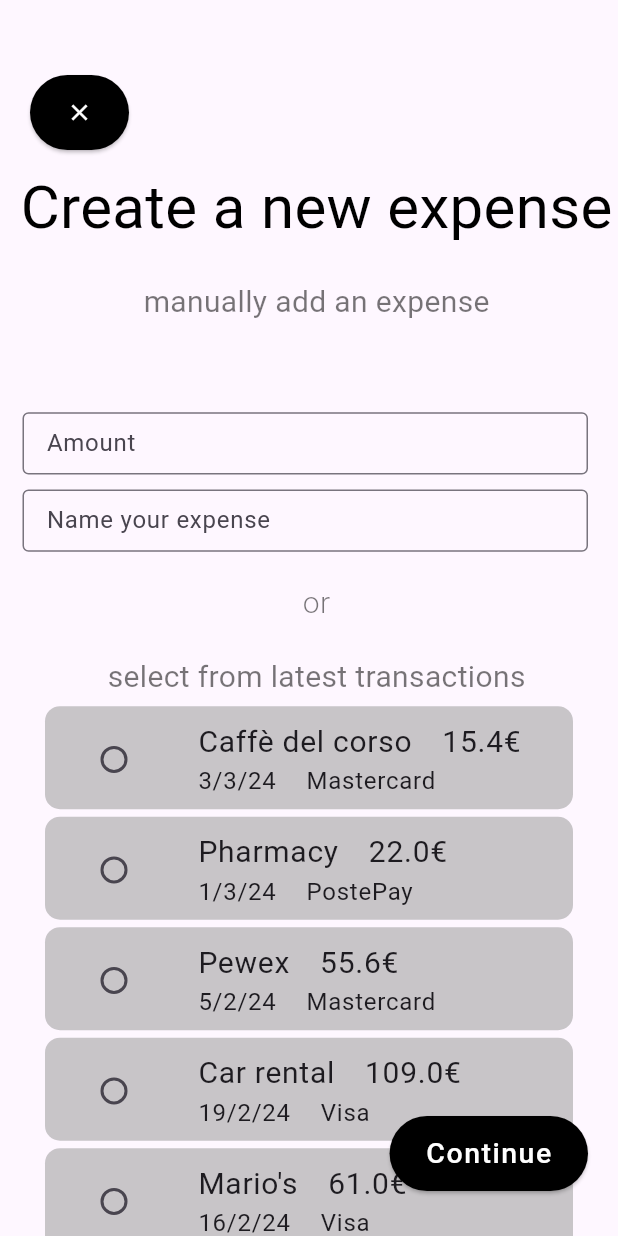
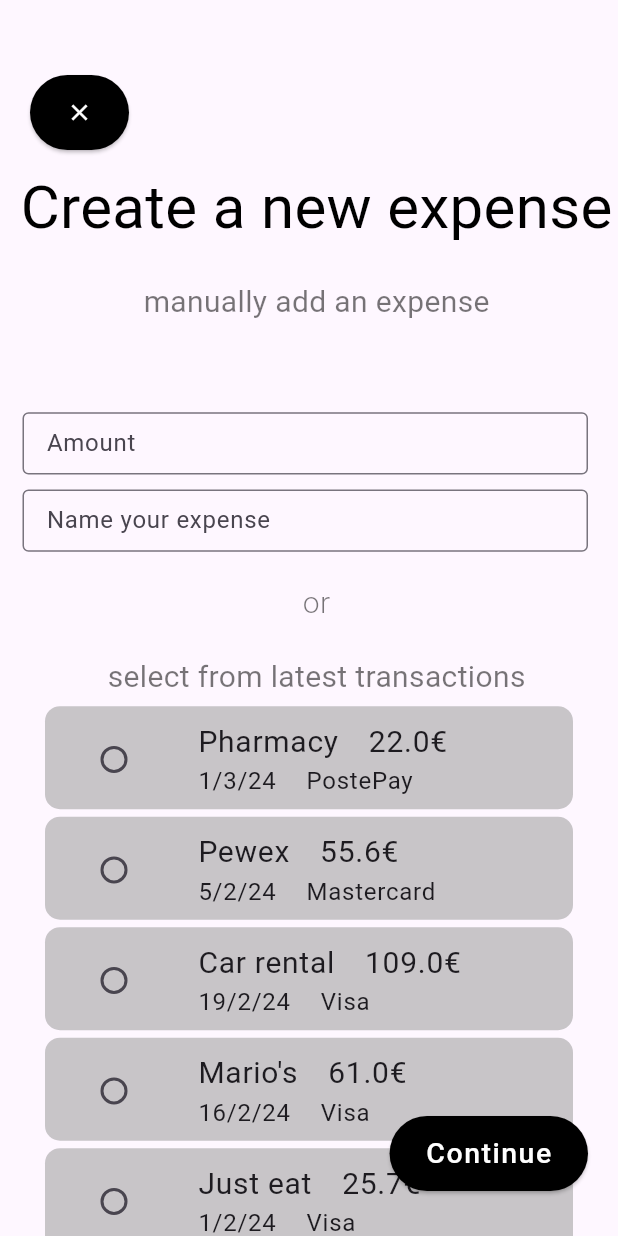
Before and after one commit to Di0nigi/hci_project, a Flutter app: the newExpensePage screen opened directly, on a phone screen of 412 x 824 dp. Run offline on Flutter 3.47's test engine with Material 3 defaults, Android fonts, the phone set to English and light mode, and no system bars; our stand-ins replace fluentui_system_icons.

Commit message:
semi final commit2

```diff
--- a/lib/views/newExpensePage.dart
+++ b/lib/views/newExpensePage.dart
@@ -23,43 +23,36 @@ String _amountController = "";
 
 List<Option> lastTransaction = [
   Option(
-      label: "Caffè del corso",
+      label: "Pharmacy",
       value: 1,
-      groupUsed: "",
-      date: "3/3/24",
-      price: "15.4",
-      card: "Mastercard"),
-  Option(
-      label: "Pharmacy",
-      value: 2,
       groupUsed: "",
       date: "1/3/24",
       price: "22.0",
       card: "PostePay"),
   Option(
       label: "Pewex",
-      value: 3,
+      value: 2,
       groupUsed: "",
       date: "5/2/24",
       price: "55.6",
       card: "Mastercard"),
   Option(
       label: "Car rental",
-      value: 4,
+      value: 3,
       groupUsed: "",
       date: "19/2/24",
       price: "109.0",
       card: "Visa"),
   Option(
       label: "Mario's",
-      value: 5,
+      value: 4,
       groupUsed: "",
       date: "16/2/24",
       price: "61.0",
       card: "Visa"),
   Option(
       label: "Just eat",
-      value: 6,
+      value: 5,
       groupUsed: "",
       date: "1/2/24",
       price: "25.7",
```
